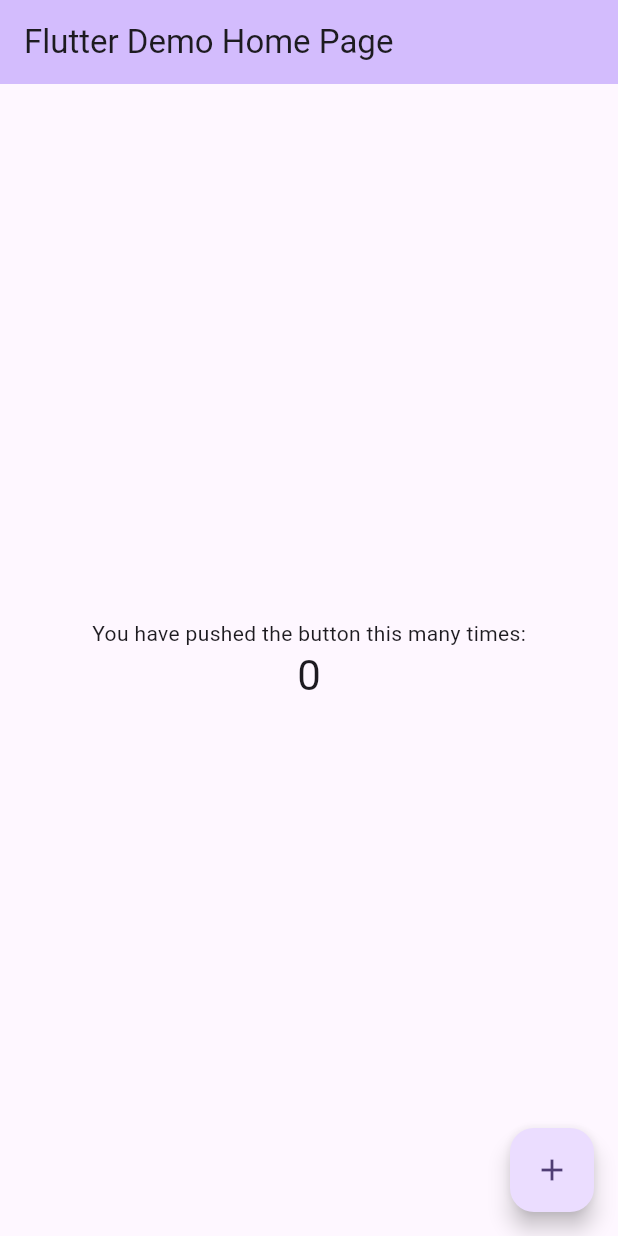
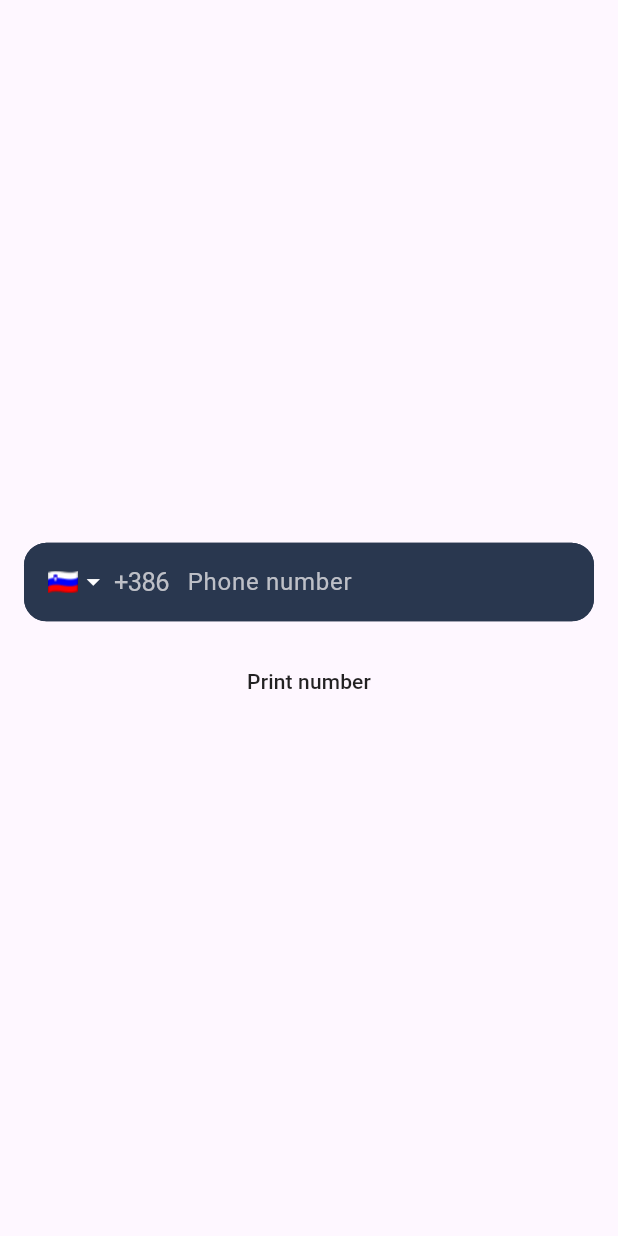
Before and after one commit to amadejzr/mobile_number_input, a Flutter app: the screen it shows after launch, on a phone screen of 412 x 824 dp. Run offline on Flutter 3.47's test engine with Material 3 defaults, Android fonts, the phone set to English and light mode, and no system bars.

Commit message:
🚀 Enhance example app with 'MobileNumberInput' integration
Refactor example app UI to use 'MobileNumberInput' with controller and country selection.

Update example app's pubspec.yaml to include 'mobile_number_input' dependency.

```diff
--- a/example/lib/main.dart
+++ b/example/lib/main.dart
@@ -1,4 +1,5 @@
 import 'package:flutter/material.dart';
+import 'package:mobile_number_input/mobile_number_input.dart';
 
 void main() {
   runApp(const MyApp());
@@ -11,115 +12,84 @@ class MyApp extends StatelessWidget {
   @override
   Widget build(BuildContext context) {
     return MaterialApp(
-      title: 'Flutter Demo',
+      title: 'Flutter Example',
       theme: ThemeData(
-        // This is the theme of your application.
-        //
-        // TRY THIS: Try running your application with "flutter run". You'll see
-        // the application has a purple toolbar. Then, without quitting the app,
-        // try changing the seedColor in the colorScheme below to Colors.green
-        // and then invoke "hot reload" (save your changes or press the "hot
-        // reload" button in a Flutter-supported IDE, or press "r" if you used
-        // the command line to start the app).
-        //
-        // Notice that the counter didn't reset back to zero; the application
-        // state is not lost during the reload. To reset the state, use hot
-        // restart instead.
-        //
-        // This works for code too, not just values: Most code changes can be
-        // tested with just a hot reload.
         colorScheme: ColorScheme.fromSeed(seedColor: Colors.deepPurple),
         useMaterial3: true,
       ),
-      home: const MyHomePage(title: 'Flutter Demo Home Page'),
+      home: const MyHomePage(),
     );
   }
 }
 
 class MyHomePage extends StatefulWidget {
-  const MyHomePage({super.key, required this.title});
-
-  // This widget is the home page of your application. It is stateful, meaning
-  // that it has a State object (defined below) that contains fields that affect
-  // how it looks.
-
-  // This class is the configuration for the state. It holds the values (in this
-  // case the title) provided by the parent (in this case the App widget) and
-  // used by the build method of the State. Fields in a Widget subclass are
-  // always marked "final".
-
-  final String title;
+  const MyHomePage({super.key});
 
   @override
   State<MyHomePage> createState() => _MyHomePageState();
 }
 
 class _MyHomePageState extends State<MyHomePage> {
-  int _counter = 0;
+  final TextEditingController _numberController = TextEditingController();
+  // select default country
+  CountryCode _selectedCountry = CountryProvider.findCountryByName('Slovenia');
 
-  void _incrementCounter() {
+  @override
+  void dispose() {
+    super.dispose();
+    _numberController.dispose();
+  }
+
+  void _onCountryChanged(CountryCode countryCode) {
+    if (mounted) {
       setState(() {
-      // This call to setState tells the Flutter framework that something has
-      // changed in this State, which causes it to rerun the build method below
-      // so that the display can reflect the updated values. If we changed
-      // _counter without calling setState(), then the build method would not be
-      // called again, and so nothing would appear to happen.
-      _counter++;
+        _selectedCountry = countryCode;
       });
+    }
   }
 
   @override
   Widget build(BuildContext context) {
-    // This method is rerun every time setState is called, for instance as done
-    // by the _incrementCounter method above.
-    //
-    // The Flutter framework has been optimized to make rerunning build methods
-    // fast, so that you can just rebuild anything that needs updating rather
-    // than having to individually change instances of widgets.
     return Scaffold(
-      appBar: AppBar(
-        // TRY THIS: Try changing the color here to a specific color (to
-        // Colors.amber, perhaps?) and trigger a hot reload to see the AppBar
-        // change color while the other colors stay the same.
-        backgroundColor: Theme.of(context).colorScheme.inversePrimary,
-        // Here we take the value from the MyHomePage object that was created by
-        // the App.build method, and use it to set our appbar title.
-        title: Text(widget.title),
+      body: Column(
+        mainAxisAlignment: MainAxisAlignment.center,
+        children: [
+          Padding(
+            padding: const EdgeInsets.all(16.0),
+            child: MobileNumberInput(
+              onCountryChanged: _onCountryChanged,
+              defaultCountry: _selectedCountry,
+              controller: _numberController,
+              hintText: 'Phone number',
+              hintStyle: const TextStyle(color: Color(0xFFBEC0C7)),
+              textStyle: const TextStyle(color: Colors.white),
+              dialCodeTextStyle: const TextStyle(color: Color(0xFFBEC0C7)),
+              arrowColor: Colors.white,
+              decoration: BoxDecoration(
+                color: const Color(0xFF29374F),
+                borderRadius: BorderRadius.circular(15),
               ),
-      body: Center(
-        // Center is a layout widget. It takes a single child and positions it
-        // in the middle of the parent.
-        child: Column(
-          // Column is also a layout widget. It takes a list of children and
-          // arranges them vertically. By default, it sizes itself to fit its
-          // children horizontally, and tries to be as tall as its parent.
-          //
-          // Column has various properties to control how it sizes itself and
-          // how it positions its children. Here we use mainAxisAlignment to
-          // center the children vertically; the main axis here is the vertical
-          // axis because Columns are vertical (the cross axis would be
-          // horizontal).
-          //
-          // TRY THIS: Invoke "debug painting" (choose the "Toggle Debug Paint"
-          // action in the IDE, or press "p" in the console), to see the
-          // wireframe for each widget.
-          mainAxisAlignment: MainAxisAlignment.center,
-          children: <Widget>[
-            const Text(
-              'You have pushed the button this many times:',
+              border: OutlineInputBorder(
+                borderRadius: BorderRadius.circular(15),
               ),
-            Text(
-              '$_counter',
-              style: Theme.of(context).textTheme.headlineMedium,
+              enabledBorder: OutlineInputBorder(
+                borderRadius: BorderRadius.circular(15),
+                borderSide: const BorderSide(color: Color(0xFF29374F)),
               ),
+              focusedBorder: OutlineInputBorder(
+                borderRadius: BorderRadius.circular(15),
+                borderSide: const BorderSide(color: Colors.blue),
+              ),
+            ),
+          ),
+          MaterialButton(
+            onPressed: () {
+              print('${_selectedCountry.dialCode}${_numberController.text}');
+            },
+            child: const Text('Print number'),
+          )
         ],
       ),
-      ),
-      floatingActionButton: FloatingActionButton(
-        onPressed: _incrementCounter,
-        tooltip: 'Increment',
-        child: const Icon(Icons.add),
-      ), // This trailing comma makes auto-formatting nicer for build methods.
     );
   }
 }
```
Also changed, not shown: example/pubspec.yaml (+6 -54 lines). Lines whose indentation alone changed are shown as unchanged.
